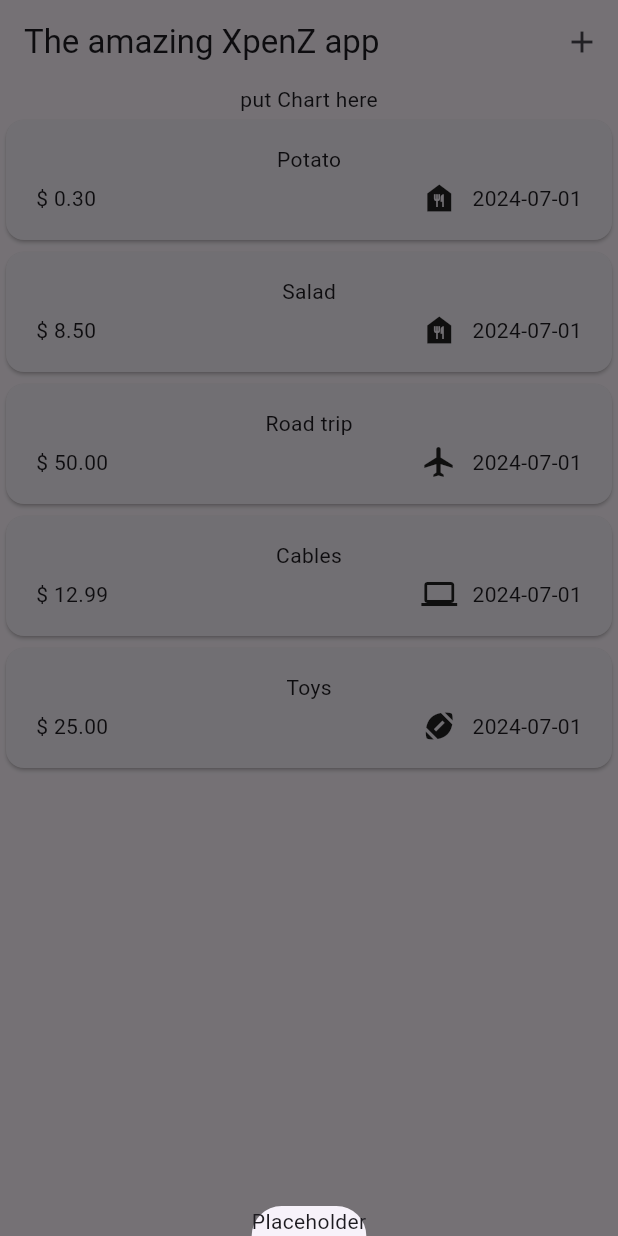
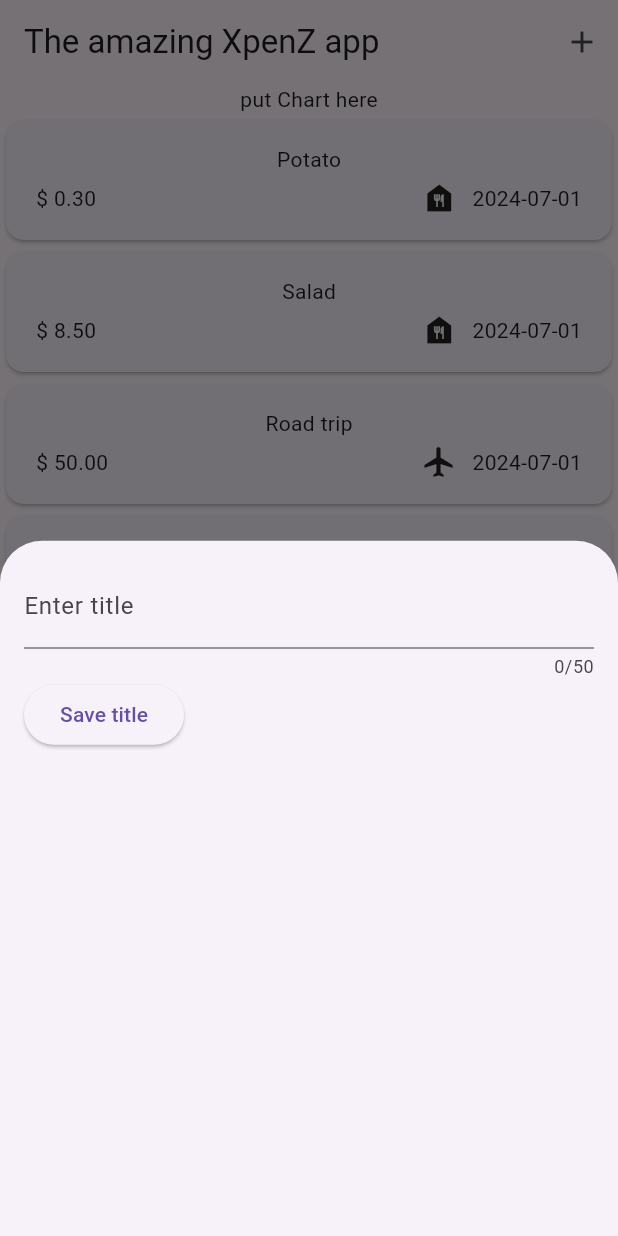
Before and after one commit to nevepura/expense_tracker, a Flutter app: the screen it shows after launch, after a tap on the "add" icon, on a phone screen of 412 x 824 dp. Run offline on Flutter 3.47's test engine with Material 3 defaults, Android fonts, the phone set to English and light mode, and no system bars.

Commit message:
Added newExpense widget draft

```diff
--- a/lib/widgets/expenses.dart
+++ b/lib/widgets/expenses.dart
@@ -1,3 +1,4 @@
+import 'package:expense_tracker/widgets/expenses_list/new_expense.dart';
 import 'package:flutter/material.dart';
 import 'package:expense_tracker/models/expense.dart';
 import 'package:expense_tracker/widgets/expenses_list/expenses_list.dart';
@@ -47,10 +48,9 @@ class _ExpensesState extends State<Expenses> {
 
   void _openAddExpenseOverlay() {
     showModalBottomSheet(
-        context: context,
-        builder: (sheetCtx) {
-          return const Text("Placeholder");
-        });
+      context: context,
+      builder: (sheetCtx) => const NewExpense(),
+    );
   }
 
   @override
--- /dev/null
+++ b/lib/widgets/expenses_list/new_expense.dart
@@ -0,0 +1,49 @@
+import 'package:flutter/material.dart';
+
+class NewExpense extends StatefulWidget {
+  const NewExpense({super.key});
+
+  @override
+  State<StatefulWidget> createState() {
+    return new _NewExpenseState();
+  }
+}
+
+class _NewExpenseState extends State<NewExpense> {
+  final _titleController = TextEditingController();
+
+  @override
+  void dispose() {
+    _titleController.dispose();
+    super.dispose();
+  }
+
+  @override
+  Widget build(BuildContext context) {
+    return Padding(
+      padding: const EdgeInsets.all(16.0),
+      child: Column(
+        children: [
+          TextField(
+            controller: _titleController,
+            maxLength: 50,
+            keyboardType: TextInputType.text,
+            decoration: const InputDecoration(
+              label: Text('Enter title'),
+            ),
+          ),
+          Row(
+            children: [
+              ElevatedButton(
+                onPressed: () {
+                  print(_titleController.text);
+                },
+                child: const Text("Save title"),
+              )
+            ],
+          )
+        ],
+      ),
+    );
+  }
+}
```
